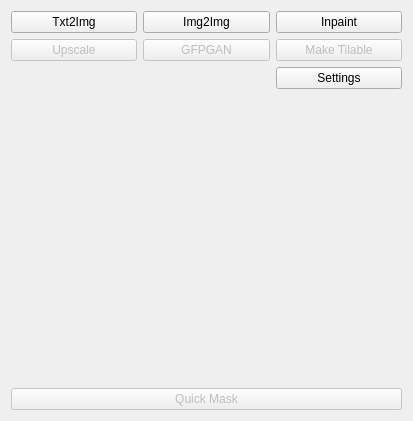
First picture: the form in image_ai_utils/common/ui/diffusion_tools_widget.ui, repository qweryty/image-ai-utils-krita, before the edit.
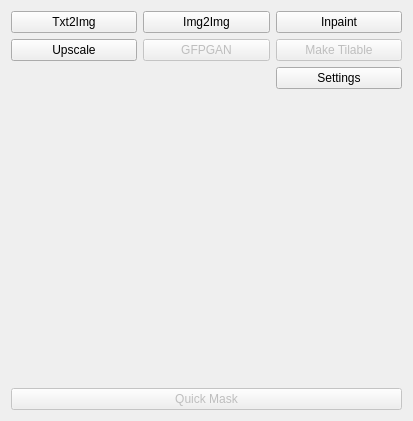
Second picture: the form after the edit.

Diff of the .ui file:
```diff
--- a/image_ai_utils/common/ui/diffusion_tools_widget.ui
+++ b/image_ai_utils/common/ui/diffusion_tools_widget.ui
@@ -62,7 +62,7 @@
        <item row="1" column="0">
         <widget class="QPushButton" name="upscale_button">
          <property name="enabled">
-          <bool>false</bool>
+          <bool>true</bool>
          </property>
          <property name="text">
           <string>Upscale</string>
```
